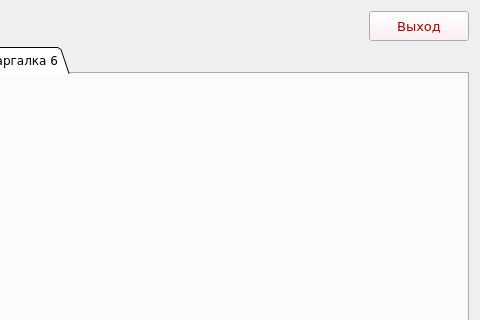
This is Medic/forms/ui/form5.ui in W3STi/Medical-calculate-programm as Qt 5 draws it before an edit; both pictures show x 565 to 1045 and y 0 to 320 of the 1045 by 558 pixel window. The edited form follows.
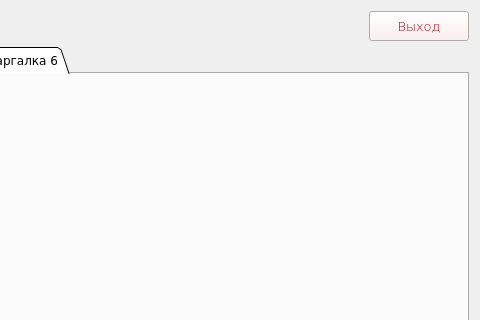
This is the edited form.

Diff of the .ui file:
```diff
--- a/Medic/forms/ui/form5.ui
+++ b/Medic/forms/ui/form5.ui
@@ -86,6 +86,7 @@
       <font>
        <family>Verdana</family>
        <pointsize>10</pointsize>
+       <weight>9</weight>
        <italic>false</italic>
        <bold>false</bold>
       </font>
```
Left out of the diff: 4 changed lines with no effect on the pictures.
